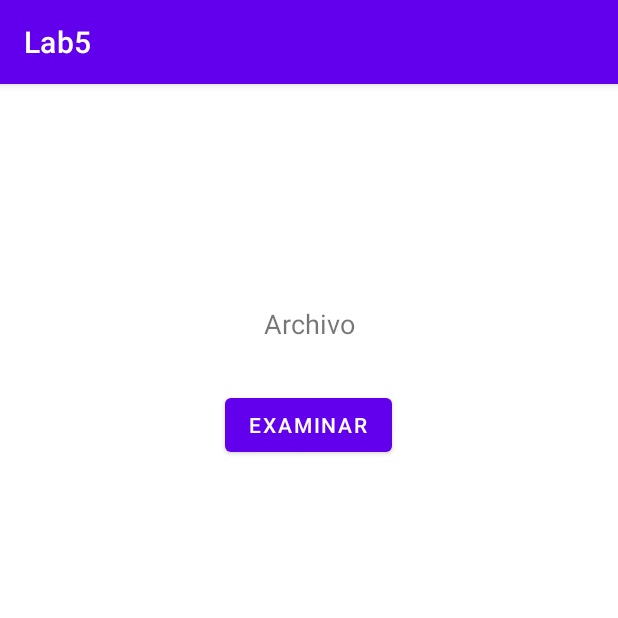
After one commit to mionks27/Lab5G5, an Android app: the AgregarFileActivity screen opened directly, with no data from a screen before it, on a phone screen of 412 x 824 dp, the top half of it. The commit adds this screen. Run offline under Robolectric (Android 15) with nearby library versions, the phone set to English and light mode, and no system bars.

Commit message:
Buscador de archivos del equipo

```diff
--- a/app/src/main/java/pe/pucp/tel306/firebox/MainActivity.java
+++ b/app/src/main/java/pe/pucp/tel306/firebox/MainActivity.java
@@ -71,7 +71,7 @@ public class MainActivity extends AppCompatActivity {
                 @Override
                 public void onComplete(@NonNull Task<Void> task) {
                     if(firebaseUser.isEmailVerified()){
-//                        startActivity(new Intent(MainActivity.this, AdminActivity.class));
+                        startActivity(new Intent(MainActivity.this, ArchivosActivity.class));
                     }else {
                         Toast.makeText(MainActivity.this, "Se le ha enviado un correo para verificar su cuenta", Toast.LENGTH_SHORT).show();
                         firebaseUser.sendEmailVerification().addOnCompleteListener(new OnCompleteListener<Void>() {
--- /dev/null
+++ b/app/src/main/res/layout/activity_agregar_file.xml
@@ -0,0 +1,34 @@
+<?xml version="1.0" encoding="utf-8"?>
+<androidx.constraintlayout.widget.ConstraintLayout xmlns:android="http://schemas.android.com/apk/res/android"
+    xmlns:app="http://schemas.android.com/apk/res-auto"
+    xmlns:tools="http://schemas.android.com/tools"
+    android:layout_width="match_parent"
+    android:layout_height="match_parent"
+    tools:context=".AgregarFileActivity">
+
+    <Button
+        android:id="@+id/button"
+        android:layout_width="wrap_content"
+        android:layout_height="wrap_content"
+        android:onClick="pickFile"
+        android:text="Examinar"
+        app:layout_constraintBottom_toBottomOf="parent"
+        app:layout_constraintEnd_toEndOf="parent"
+        app:layout_constraintHorizontal_bias="0.498"
+        app:layout_constraintStart_toStartOf="parent"
+        app:layout_constraintTop_toTopOf="parent"
+        app:layout_constraintVertical_bias="0.282" />
+
+    <TextView
+        android:id="@+id/textViewPath"
+        android:layout_width="wrap_content"
+        android:layout_height="wrap_content"
+        android:text="Archivo"
+        android:textSize="18sp"
+        app:layout_constraintBottom_toTopOf="@+id/button"
+        app:layout_constraintEnd_toEndOf="@+id/button"
+        app:layout_constraintHorizontal_bias="0.509"
+        app:layout_constraintStart_toStartOf="@+id/button"
+        app:layout_constraintTop_toTopOf="parent"
+        app:layout_constraintVertical_bias="0.823" />
+</androidx.constraintlayout.widget.ConstraintLayout>
```
Also changed, not shown: app/src/main/AndroidManifest.xml (+6 -7 lines), app/src/main/java/pe/pucp/tel306/firebox/AgregarFileActivity.java (added, +44 -0 lines), app/src/main/java/pe/pucp/tel306/firebox/ArchivosActivity.java (added, +50 -0 lines), app/src/main/res/drawable-anydpi/ic_action_add.xml (added, +11 -0 lines), app/src/main/res/layout/activity_archivos.xml (added, +21 -0 lines), app/src/main/res/drawable-hdpi/ic_action_add.png (added), app/src/main/res/drawable-mdpi/ic_action_add.png (added), app/src/main/res/drawable-xhdpi/ic_action_add.png (added), app/src/main/res/drawable-xxhdpi/ic_action_add.png (added).
